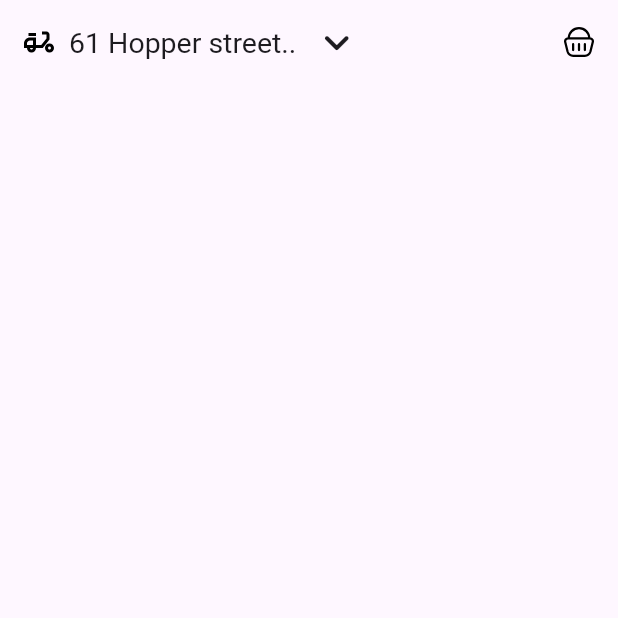
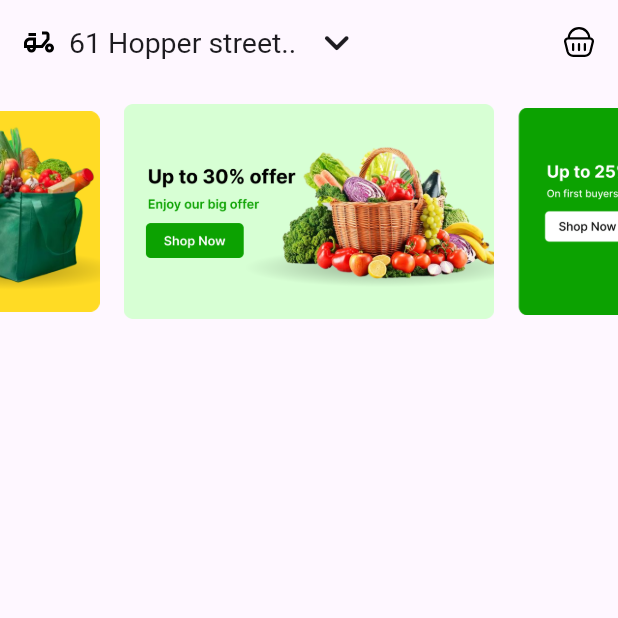
Before and after one commit to amir-yousry/grabber_grocrey_app, a Flutter app: the screen it shows after launch, on a phone screen of 412 x 824 dp, the top half of it. Run offline on Flutter 3.47's test engine with Material 3 defaults, Android fonts, the phone set to English and light mode, and no system bars; drawn by our look-alikes of carousel_slider; our stand-ins replace flutter_svg.

Commit message:
create banner

```diff
--- a/lib/features/home/ui/home_screen.dart
+++ b/lib/features/home/ui/home_screen.dart
@@ -24,6 +24,29 @@ class HomeScreen extends StatelessWidget {
           ],
         ),
       ),
+      body: SingleChildScrollView(
+        child: Column(
+          children: [
+            /// banner
+            CarouselSlider.builder(
+              itemCount: items.length,
+              itemBuilder:
+                  (BuildContext context, int itemIndex, int pageViewIndex) =>
+                      Image.asset(items[itemIndex]),
+              options: CarouselOptions(
+                height: 170,
+                aspectRatio: 1,
+                viewportFraction: 0.6,
+                autoPlay: true,
+                autoPlayInterval: Duration(seconds: 3),
+                autoPlayAnimationDuration: Duration(seconds: 3),
+                autoPlayCurve: Curves.ease,
+                enlargeCenterPage: true,
+              ),
+            ),
+          ],
+        ),
+      ),
     );
   }
 }
```
